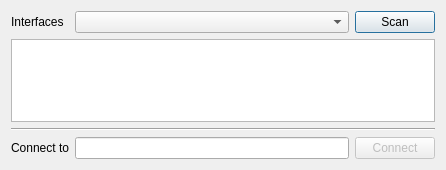
First picture: the form in src/view/scanner_window.ui, repository skjafar/pcviewer, before the edit.
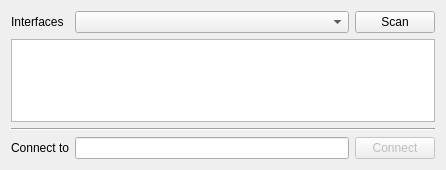
Second picture: the form after the edit. Icons and pictures are not drawn.

```diff
--- a/src/view/scanner_window.ui
+++ b/src/view/scanner_window.ui
@@ -44,6 +44,9 @@
          <height>17</height>
         </size>
        </property>
+       <property name="autoDefault">
+        <bool>false</bool>
+       </property>
       </widget>
      </item>
      <item row="0" column="0">
```
Left out of the diff: 16 changed lines with no effect on the pictures.
